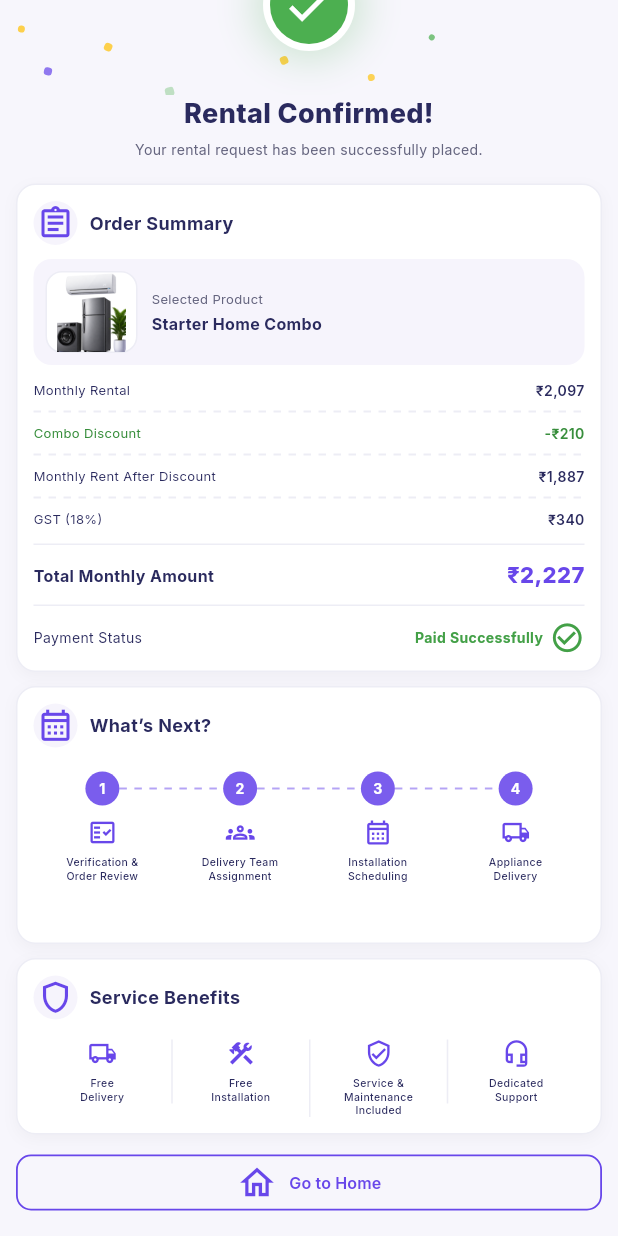
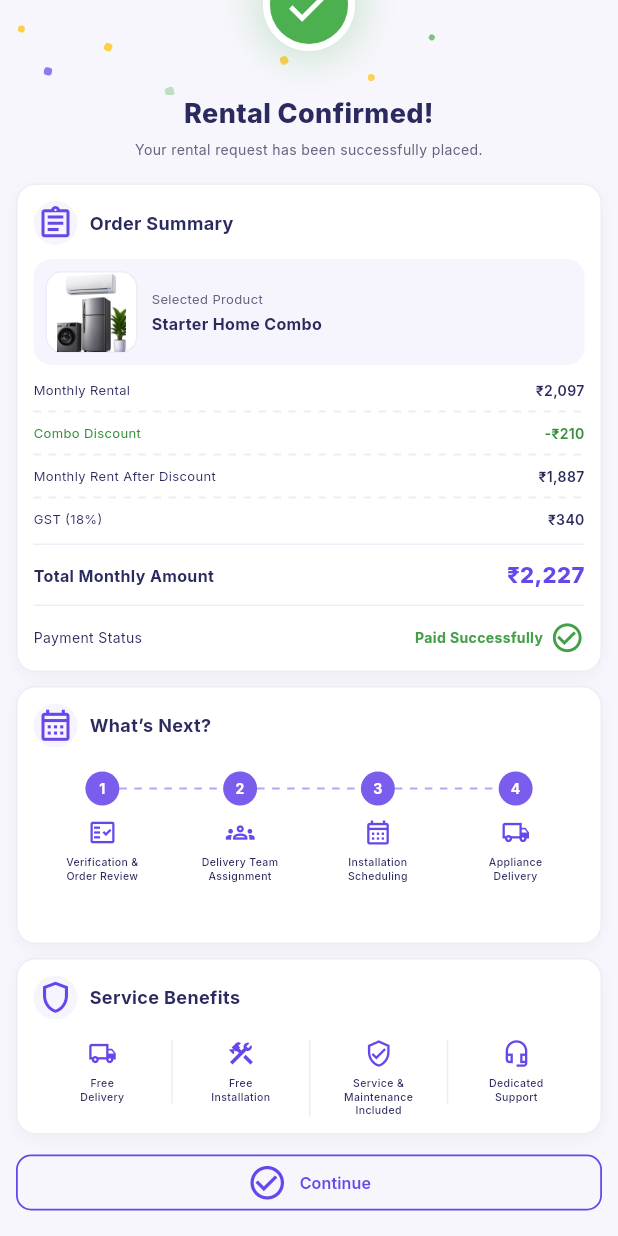
Before and after one commit to skillupnowhost/RentMitra.App, a Flutter app: the RentalConfirmationScreen screen opened directly with empty values, scrolled down 66 dp, on a phone screen of 412 x 824 dp. Run offline on Flutter 3.47's test engine with Material 3 defaults, Android fonts, the phone set to English and light mode, and no system bars; our stand-ins replace flutter_animate, geocoding, geolocator, go_router, google_fonts, shared_preferences; missing offline and left inert: razorpay_flutter; accounts and stored records are empty.

Commit message:
Wire payment confirmation through to order success
RentalConfirmationScreen's only action ("Go to Home") did a raw
Navigator.popUntil(isFirst), which never routed through
OrderSuccessScreen -- leaving it permanently unreachable and the
checkout journey without a final order-success step. Renamed the
button to "Continue" and pointed it at context.go('/order-success')
with a constructed Order (from the confirmed order id, product name,
total, and 'Razorpay' as payment method), completing the
checkout -> payment -> payment confirmation -> order success -> home
flow.

```diff
--- a/lib/screens/rental_confirmation_screen.dart
+++ b/lib/screens/rental_confirmation_screen.dart
@@ -2,7 +2,9 @@
 import 'dart:math' as math;
 
 import 'package:flutter/material.dart';
+import 'package:go_router/go_router.dart';
 
+import '../models/order.dart';
 import '../theme/app_colors.dart';
 import '../theme/app_text_styles.dart';
 import '../widgets/appliance_art.dart';
@@ -166,10 +168,10 @@ class _RentalConfirmationScreenState
                   ),
 
                   // ==================================================
-                  // GO TO HOME
+                  // CONTINUE
                   // ==================================================
 
-                  _buildGoHomeButton(context),
+                  _buildContinueButton(context),
 
                   SizedBox(
                     height: AppTextStyles.fig(6),
@@ -1152,10 +1154,10 @@ class _RentalConfirmationScreenState
   }
 
   // ============================================================
-  // GO TO HOME
+  // CONTINUE TO ORDER SUCCESS
   // ============================================================
 
-  Widget _buildGoHomeButton(
+  Widget _buildContinueButton(
     BuildContext context,
   ) {
     return SizedBox(
@@ -1164,9 +1166,15 @@ class _RentalConfirmationScreenState
           AppTextStyles.fig(56),
       child: OutlinedButton(
         onPressed: () {
-          Navigator.of(context)
-              .popUntil(
-            (route) => route.isFirst,
+          context.go(
+            '/order-success',
+            extra: Order(
+              id: '${widget.orderId}',
+              productName: widget.product.name,
+              amount: widget.product.total,
+              paymentMethod: 'Razorpay',
+              placedAt: DateTime.now(),
+            ),
           );
         },
         style:
@@ -1192,7 +1200,7 @@ class _RentalConfirmationScreenState
               MainAxisAlignment.center,
           children: [
             Icon(
-              Icons.home_outlined,
+              Icons.check_circle_outline,
               color:
                   AppColors.purple,
               size: 27,
@@ -1204,7 +1212,7 @@ class _RentalConfirmationScreenState
             ),
 
             Text(
-              'Go to Home',
+              'Continue',
               style:
                   AppTextStyles.of(
                 figmaSize: 16,
```
